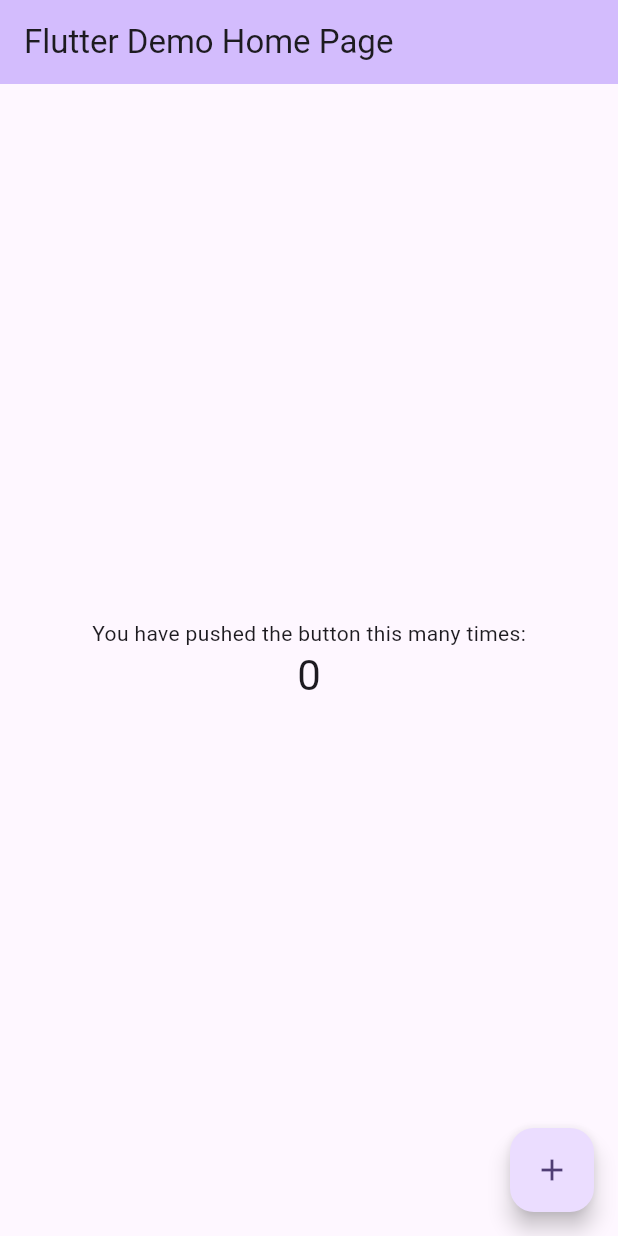
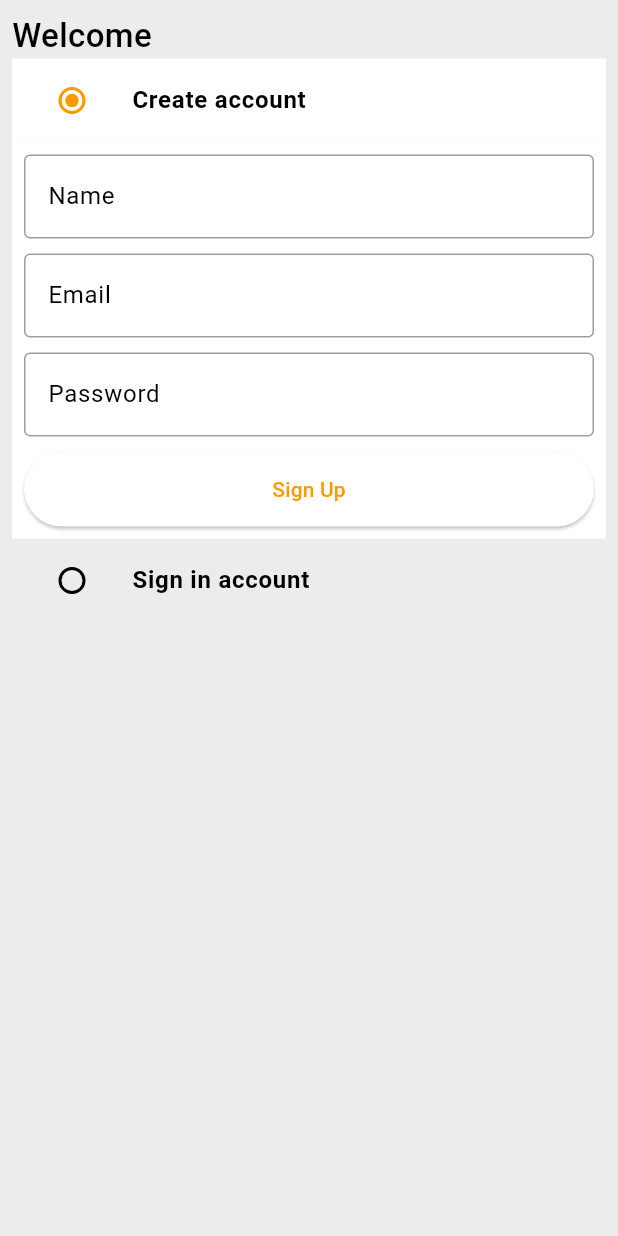
Before and after one commit to daraximi/amazon_clone, a Flutter app: the screen it shows after launch, on a phone screen of 412 x 824 dp. Run offline on Flutter 3.47's test engine with Material 3 defaults, Android fonts, the phone set to English and light mode, and no system bars.

Commit message:
Added constants. Added preliminary auth screen

```diff
--- /dev/null
+++ b/lib/common/widgets/custom_button.dart
@@ -0,0 +1,17 @@
+import 'package:flutter/material.dart';
+
+class CustomButton extends StatelessWidget {
+  final String buttonText;
+  final VoidCallback onPressed;
+  const CustomButton({super.key, required this.buttonText, required this.onPressed});
+
+  @override
+  Widget build(BuildContext context) {
+    return ElevatedButton(
+      onPressed: onPressed,
+      child: Text(buttonText),
+      style: ElevatedButton.styleFrom(
+          minimumSize: const Size(double.infinity, 50)),
+    );
+  }
+}
--- /dev/null
+++ b/lib/common/widgets/custom_spacer.dart
@@ -0,0 +1,12 @@
+import 'package:flutter/material.dart';
+
+class CustomSpacer extends StatelessWidget {
+  const CustomSpacer({super.key});
+
+  @override
+  Widget build(BuildContext context) {
+    return SizedBox(
+      height: 10,
+    );
+  }
+}
--- /dev/null
+++ b/lib/common/widgets/custom_textfield.dart
@@ -0,0 +1,21 @@
+import 'package:flutter/material.dart';
+
+class CustomTextField extends StatelessWidget {
+  final TextEditingController controller;
+  final String hintText;
+  const CustomTextField({super.key, required this.controller, required this.hintText});
+
+  @override
+  Widget build(BuildContext context) {
+    return TextFormField(
+        controller: controller,
+        decoration: InputDecoration(
+          hintText: hintText,
+          border: const OutlineInputBorder(
+              borderSide: BorderSide(color: Colors.black38)),
+          enabledBorder:
+              OutlineInputBorder(borderSide: BorderSide(color: Colors.black38)),
+        ),
+        validator: (val) {});
+  }
+}
--- /dev/null
+++ b/lib/constants/global_variables.dart
@@ -0,0 +1,52 @@
+import 'package:flutter/material.dart';
+
+String uri = 'http://<yourip>:3000';
+
+class GlobalVariables {
+  // COLORS
+  static const appBarGradient = LinearGradient(
+    colors: [
+      Color.fromARGB(255, 29, 201, 192),
+      Color.fromARGB(255, 125, 221, 216),
+    ],
+    stops: [0.5, 1.0],
+  );
+
+  static const secondaryColor = Color.fromRGBO(255, 153, 0, 1);
+  static const backgroundColor = Colors.white;
+  static const Color greyBackgroundCOlor = Color(0xffebecee);
+  static var selectedNavBarColor = Colors.cyan[800]!;
+  static const unselectedNavBarColor = Colors.black87;
+
+  // STATIC IMAGES
+  static const List<String> carouselImages = [
+    'https://images-eu.ssl-images-amazon.com/images/G/31/img21/Wireless/WLA/TS/D37847648_Accessories_savingdays_Jan22_Cat_PC_1500.jpg',
+    'https://images-eu.ssl-images-amazon.com/images/G/31/img2021/Vday/bwl/English.jpg',
+    'https://images-eu.ssl-images-amazon.com/images/G/31/img22/Wireless/AdvantagePrime/BAU/14thJan/D37196025_IN_WL_AdvantageJustforPrime_Jan_Mob_ingress-banner_1242x450.jpg',
+    'https://images-na.ssl-images-amazon.com/images/G/31/Symbol/2020/00NEW/1242_450Banners/PL31_copy._CB432483346_.jpg',
+    'https://images-na.ssl-images-amazon.com/images/G/31/img21/shoes/September/SSW/pc-header._CB641971330_.jpg',
+  ];
+
+  static const List<Map<String, String>> categoryImages = [
+    {
+      'title': 'Mobiles',
+      'image': 'assets/images/mobiles.jpeg',
+    },
+    {
+      'title': 'Essentials',
+      'image': 'assets/images/essentials.jpeg',
+    },
+    {
+      'title': 'Appliances',
+      'image': 'assets/images/appliances.jpeg',
+    },
+    {
+      'title': 'Books',
+      'image': 'assets/images/books.jpeg',
+    },
+    {
+      'title': 'Fashion',
+      'image': 'assets/images/fashion.jpeg',
+    },
+  ];
+}
--- /dev/null
+++ b/lib/features/auth/screens/auth_screen.dart
@@ -0,0 +1,144 @@
+import 'package:amazon_clone/common/widgets/custom_button.dart';
+import 'package:amazon_clone/common/widgets/custom_spacer.dart';
+import 'package:amazon_clone/common/widgets/custom_textfield.dart';
+import 'package:amazon_clone/constants/global_variables.dart';
+import 'package:flutter/material.dart';
+
+enum Auth { signin, signup }
+
+class AuthScreen extends StatefulWidget {
+  static const String routeName = '/auth-screen';
+  const AuthScreen({super.key});
+
+  @override
+  State<AuthScreen> createState() => _AuthScreenState();
+}
+
+class _AuthScreenState extends State<AuthScreen> {
+  Auth _auth = Auth.signup;
+  final _signUpFormKey = GlobalKey<FormState>();
+  final _signInFormKey = GlobalKey<FormState>();
+  final TextEditingController _emailController = TextEditingController();
+  final TextEditingController _passwordController = TextEditingController();
+  final TextEditingController _nameController = TextEditingController();
+
+  @override
+  void dispose() {
+    // TODO: implement dispose
+    _emailController.dispose();
+    _passwordController.dispose();
+    _nameController.dispose();
+    super.dispose();
+  }
+
+  @override
+  Widget build(BuildContext context) {
+    return Scaffold(
+        backgroundColor: GlobalVariables.greyBackgroundCOlor,
+        body: SafeArea(
+            child: Padding(
+          padding: const EdgeInsets.all(8.0),
+          child: Column(
+            crossAxisAlignment: CrossAxisAlignment.start,
+            children: [
+              const Text(
+                "Welcome",
+                style: TextStyle(fontSize: 22, fontWeight: FontWeight.w500),
+              ),
+              ListTile(
+                tileColor: _auth == Auth.signup
+                    ? GlobalVariables.backgroundColor
+                    : GlobalVariables.greyBackgroundCOlor,
+                title: const Text("Create account",
+                    style: TextStyle(fontWeight: FontWeight.bold)),
+                leading: Radio(
+                  activeColor: GlobalVariables.secondaryColor,
+                  value: Auth.signup,
+                  groupValue: _auth,
+                  onChanged: (Auth? val) {
+                    setState(() {
+                      _auth = val!;
+                    });
+                  },
+                ),
+              ),
+              if (_auth == Auth.signup)
+                Container(
+                  padding: const EdgeInsets.all(8),
+                  color: GlobalVariables.backgroundColor,
+                  child: Form(
+                      key: _signUpFormKey,
+                      child: Column(
+                        children: [
+                          CustomTextField(
+                            controller: _nameController,
+                            hintText: "Name",
+                          ),
+                          const CustomSpacer(),
+                          CustomTextField(
+                            controller: _emailController,
+                            hintText: "Email",
+                          ),
+                          const CustomSpacer(),
+                          CustomTextField(
+                            controller: _passwordController,
+                            hintText: "Password",
+                          ),
+                          const CustomSpacer(),
+                          CustomButton(
+                              buttonText: "Sign Up",
+                              onPressed: () {
+                                //Handle Signup
+                              })
+                        ],
+                      )),
+                ),
+              if (_auth == Auth.signin)
+                Container(
+                  padding: const EdgeInsets.all(8),
+                  color: GlobalVariables.backgroundColor,
+                  child: Form(
+                      key: _signUpFormKey,
+                      child: Column(
+                        children: [
+                          const CustomSpacer(),
+                          CustomTextField(
+                            controller: _emailController,
+                            hintText: "Email",
+                          ),
+                          const CustomSpacer(),
+                          CustomTextField(
+                            controller: _passwordController,
+                            hintText: "Password",
+                          ),
+                          const CustomSpacer(),
+                          CustomButton(
+                              buttonText: "Sign In",
+                              onPressed: () {
+                                //Handle Signin
+                              })
+                        ],
+                      )),
+                ),
+              ListTile(
+                tileColor: (_auth == Auth.signin)
+                    ? GlobalVariables.backgroundColor
+                    : GlobalVariables.greyBackgroundCOlor,
+                title: const Text("Sign in account",
+                    style: TextStyle(fontWeight: FontWeight.bold)),
+                leading: Radio(
+                  activeColor: GlobalVariables.secondaryColor,
+                  value: Auth.signin,
+                  groupValue: _auth,
+                  onChanged: (Auth? val) {
+                    setState(() {
+                      _auth = val!;
+                    });
+                  },
+                ),
+              ),
+            ],
+          ),
+        )));
+  }
+}
--- a/lib/main.dart
+++ b/lib/main.dart
@@ -1,3 +1,6 @@
+import 'package:amazon_clone/constants/global_variables.dart';
+import 'package:amazon_clone/features/auth/screens/auth_screen.dart';
+import 'package:amazon_clone/router.dart';
 import 'package:flutter/material.dart';
 
 void main() {
@@ -11,115 +14,14 @@ class MyApp extends StatelessWidget {
   @override
   Widget build(BuildContext context) {
     return MaterialApp(
-      title: 'Flutter Demo',
-      theme: ThemeData(
-        // This is the theme of your application.
-        //
-        // TRY THIS: Try running your application with "flutter run". You'll see
-        // the application has a purple toolbar. Then, without quitting the app,
-        // try changing the seedColor in the colorScheme below to Colors.green
-        // and then invoke "hot reload" (save your changes or press the "hot
-        // reload" button in a Flutter-supported IDE, or press "r" if you used
-        // the command line to start the app).
-        //
-        // Notice that the counter didn't reset back to zero; the application
-        // state is not lost during the reload. To reset the state, use hot
-        // restart instead.
-        //
-        // This works for code too, not just values: Most code changes can be
-        // tested with just a hot reload.
-        colorScheme: ColorScheme.fromSeed(seedColor: Colors.deepPurple),
-        useMaterial3: true,
-      ),
-      home: const MyHomePage(title: 'Flutter Demo Home Page'),
-    );
+        onGenerateRoute: (settings) => generateRoute(settings),
+        title: 'Amazon Clone',
+        theme: ThemeData(
+            colorScheme:
+                ColorScheme.light(primary: GlobalVariables.secondaryColor),
+            scaffoldBackgroundColor: GlobalVariables.backgroundColor,
+            appBarTheme: const AppBarTheme(
+                elevation: 0, iconTheme: IconThemeData(color: Colors.black))),
+        home: const AuthScreen());
   }
 }
-
-class MyHomePage extends StatefulWidget {
-  const MyHomePage({super.key, required this.title});
-
-  // This widget is the home page of your application. It is stateful, meaning
-  // that it has a State object (defined below) that contains fields that affect
-  // how it looks.
-
-  // This class is the configuration for the state. It holds the values (in this
-  // case the title) provided by the parent (in this case the App widget) and
-  // used by the build method of the State. Fields in a Widget subclass are
-  // always marked "final".
-
-  final String title;
-
-  @override
-  State<MyHomePage> createState() => _MyHomePageState();
-}
-
-class _MyHomePageState extends State<MyHomePage> {
-  int _counter = 0;
-
-  void _incrementCounter() {
-    setState(() {
-      // This call to setState tells the Flutter framework that something has
-      // changed in this State, which causes it to rerun the build method below
-      // so that the display can reflect the updated values. If we changed
-      // _counter without calling setState(), then the build method would not be
-      // called again, and so nothing would appear to happen.
-      _counter++;
-    });
-  }
-
-  @override
-  Widget build(BuildContext context) {
-    // This method is rerun every time setState is called, for instance as done
-    // by the _incrementCounter method above.
-    //
-    // The Flutter framework has been optimized to make rerunning build methods
-    // fast, so that you can just rebuild anything that needs updating rather
-    // than having to individually change instances of widgets.
-    return Scaffold(
-      appBar: AppBar(
-        // TRY THIS: Try changing the color here to a specific color (to
-        // Colors.amber, perhaps?) and trigger a hot reload to see the AppBar
-        // change color while the other colors stay the same.
-        backgroundColor: Theme.of(context).colorScheme.inversePrimary,
-        // Here we take the value from the MyHomePage object that was created by
-        // the App.build method, and use it to set our appbar title.
-        title: Text(widget.title),
-      ),
-      body: Center(
-        // Center is a layout widget. It takes a single child and positions it
-        // in the middle of the parent.
-        child: Column(
-          // Column is also a layout widget. It takes a list of children and
-          // arranges them vertically. By default, it sizes itself to fit its
-          // children horizontally, and tries to be as tall as its parent.
-          //
-          // Column has various properties to control how it sizes itself and
-          // how it positions its children. Here we use mainAxisAlignment to
-          // center the children vertically; the main axis here is the vertical
-          // axis because Columns are vertical (the cross axis would be
-          // horizontal).
-          //
-          // TRY THIS: Invoke "debug painting" (choose the "Toggle Debug Paint"
-          // action in the IDE, or press "p" in the console), to see the
-          // wireframe for each widget.
-          mainAxisAlignment: MainAxisAlignment.center,
-          children: <Widget>[
-            const Text(
-              'You have pushed the button this many times:',
-            ),
-            Text(
-              '$_counter',
-              style: Theme.of(context).textTheme.headlineMedium,
-            ),
-          ],
-        ),
-      ),
-      floatingActionButton: FloatingActionButton(
-        onPressed: _incrementCounter,
-        tooltip: 'Increment',
-        child: const Icon(Icons.add),
-      ), // This trailing comma makes auto-formatting nicer for build methods.
-    );
-  }
-}
--- /dev/null
+++ b/lib/router.dart
@@ -0,0 +1,19 @@
+import 'package:amazon_clone/features/auth/screens/auth_screen.dart';
+import 'package:flutter/material.dart';
+
+Route<dynamic> generateRoute(RouteSettings routeSettings) {
+  switch (routeSettings.name) {
+    case AuthScreen.routeName:
+      return MaterialPageRoute(
+          settings: routeSettings, builder: (_) => const AuthScreen());
+    default:
+      return MaterialPageRoute(
+        settings: routeSettings,
+        builder: (_) => Scaffold(
+          body: Center(
+            child: Text('No route defined for ${routeSettings.name}'),
+          ),
+        ),
+      );
+  }
+}
```
